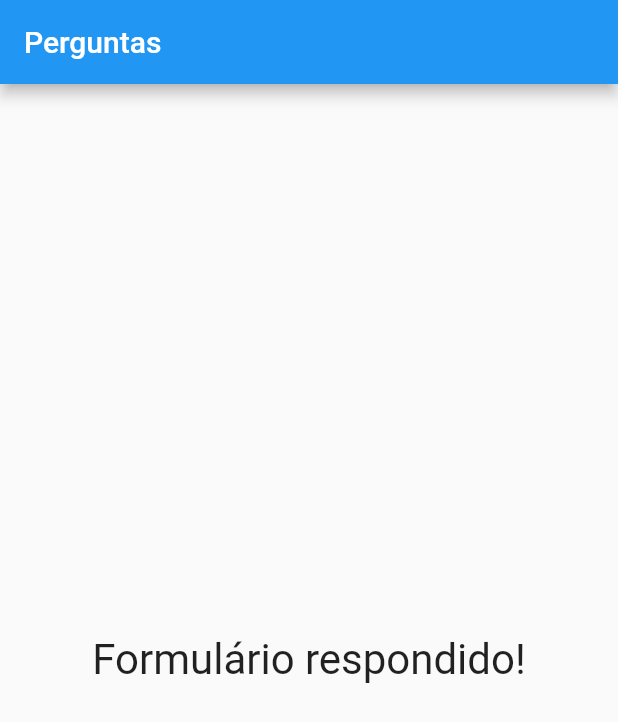
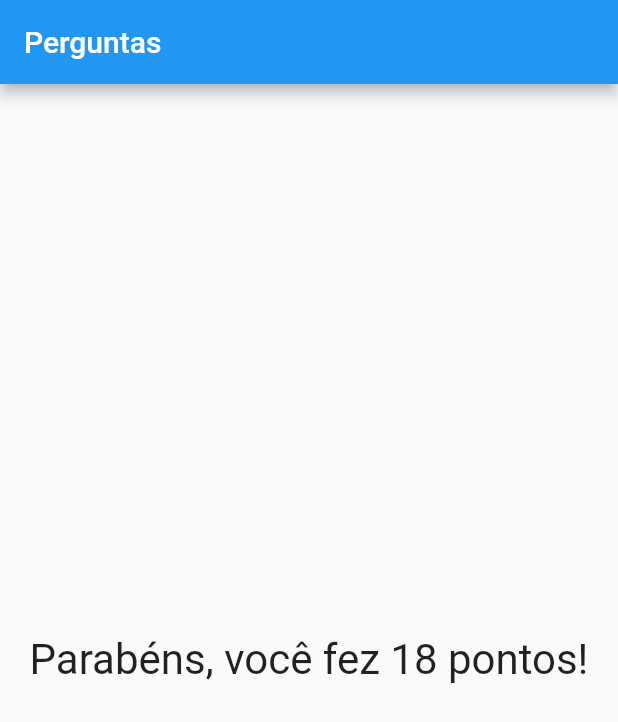
Before and after one commit to giuseppeusn/questions_game, a Flutter app: the screen it shows after launch, after a tap on "Preto", after a tap on "Cobra", after a tap on "Inverno", on a phone screen of 412 x 824 dp. Shown: the top 722 px of the screen. Run offline on Flutter 3.47's test engine with Material 2 defaults, Android fonts, the phone set to English and light mode, and no system bars.

Commit message:
feat: creating score system

```diff
--- a/lib/main.dart
+++ b/lib/main.dart
@@ -6,6 +6,7 @@ void main () => runApp(const QuestionApp());
 
 class _QuestionAppState extends State<QuestionApp> {
   var _selectedQuestion = 0;
+  var totalScore = 0;
 
   final _questions = const [
     {
@@ -41,10 +42,11 @@ class _QuestionAppState extends State<QuestionApp> {
     return _selectedQuestion < _questions.length;
   }
 
-  void _answer() {
+  void _answer(int score) {
     if (hasQuestionSelected) {
       setState(() {
         _selectedQuestion++;
+        totalScore += score;
       });
     }
   }
@@ -63,7 +65,7 @@ class _QuestionAppState extends State<QuestionApp> {
             selectedQuestion: _selectedQuestion,
             onAnswer: _answer
           )
-        : const Result()
+        : Result(score: totalScore)
       ),
     );
   }
--- a/lib/quiz.dart
+++ b/lib/quiz.dart
@@ -14,7 +14,7 @@ class Quiz extends StatelessWidget {
 
   final List<Map<String, Object>> questions;
   final int selectedQuestion;
-  final void Function() onAnswer;
+  final void Function(int) onAnswer;
 
   bool get hasQuestionSelected {
     return selectedQuestion < questions.length;
@@ -29,7 +29,12 @@ class Quiz extends StatelessWidget {
     return Column (
       children: [
         Question(questions[selectedQuestion]['text'] as String),
-        ...answers.map((resp) => Answer(resp['text'] as String, onAnswer)).toList()
+        ...answers
+          .map((resp) => Answer(
+            resp['text'] as String,
+            () => onAnswer(int.parse(resp['points'].toString()))
+          ))
+          .toList()
       ]
     );
   }
--- a/lib/result.dart
+++ b/lib/result.dart
@@ -1,14 +1,19 @@
 import 'package:flutter/material.dart';
 
 class Result extends StatelessWidget {
-  const Result({super.key});
+  const Result({
+    required this.score,
+    super.key
+  });
+
+  final int score;
 
   @override
   Widget build(BuildContext context) {
-    return const Center (
+    return Center (
       child: Text(
-        'Formulário respondido!',
-        style: TextStyle(fontSize: 28),
+        "Parabéns, você fez ${score.toString()} pontos!",
+        style: const TextStyle(fontSize: 28),
       ));
   }
 }
```
